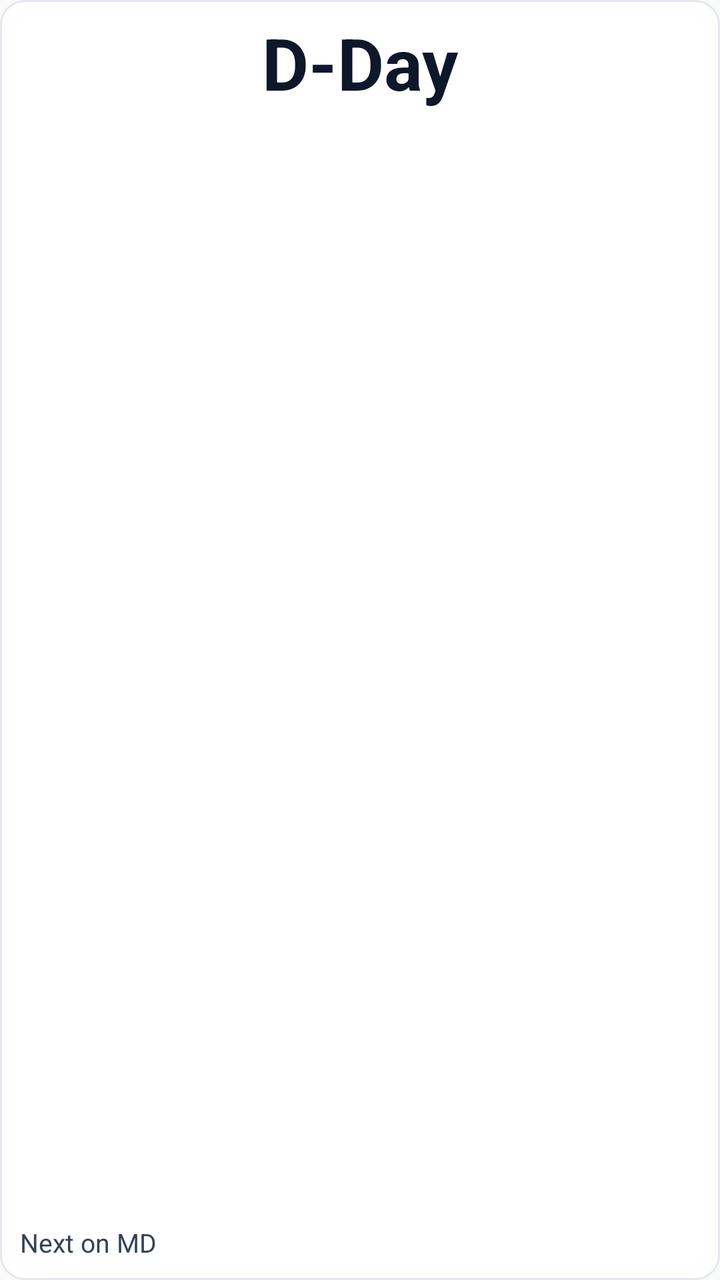
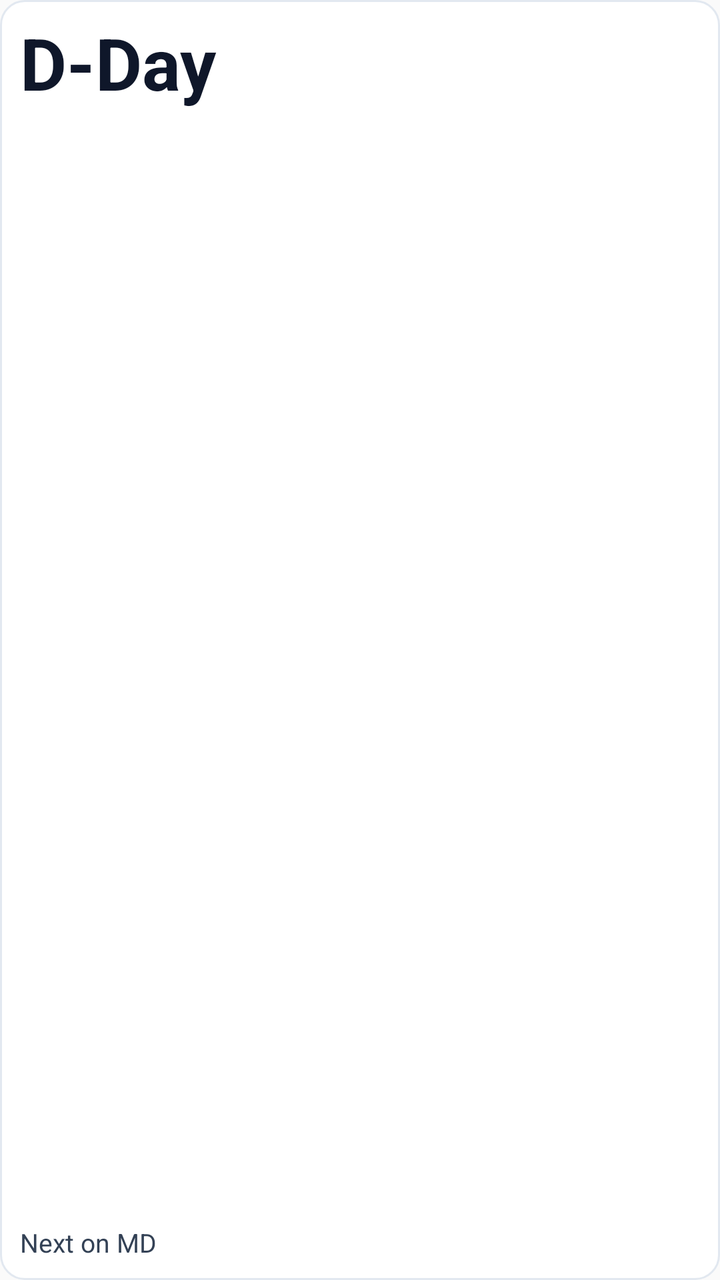

An Android layout rendered at two revisions. The XML below is the earlier revision; the diff shows what the commit changed to produce the second picture.
<!-- AndroidManifest.xml: application theme AppTheme -->
<!-- res/layout/widget_md_countdown.xml -->
<?xml version="1.0" encoding="utf-8"?>
<FrameLayout xmlns:android="http://schemas.android.com/apk/res/android"
    android:id="@+id/widget_countdown_root"
    android:layout_width="match_parent"
    android:layout_height="match_parent">

    <ImageView
        android:id="@+id/widget_countdown_bg"
        android:layout_width="match_parent"
        android:layout_height="match_parent"
        android:src="@drawable/widget_surface_crisp"
        android:scaleType="fitXY"
        android:contentDescription="" />

    <LinearLayout
        android:id="@+id/widget_countdown_content"
        android:layout_width="match_parent"
        android:layout_height="match_parent"
        android:orientation="vertical"
        android:padding="10dp">

        
        <LinearLayout
            android:id="@+id/widget_countdown_horiz_container"
            android:layout_width="match_parent"
            android:layout_height="match_parent"
            android:gravity="center"
            android:orientation="horizontal"
            android:visibility="gone">

            <TextView
                android:id="@+id/widget_countdown_horiz_value"
                android:layout_width="wrap_content"
                android:layout_height="wrap_content"
                android:gravity="center"
                android:text="D-Day"
                android:textSize="28sp"
                android:textStyle="bold"
                android:textColor="#0F172A"
                android:maxLines="1"
                android:singleLine="true"
                android:ellipsize="none"
                android:fontFeatureSettings="tnum"
                android:includeFontPadding="false" />

            <Chronometer
                android:id="@+id/widget_countdown_horiz_chronometer"
                android:layout_width="wrap_content"
                android:layout_height="wrap_content"
                android:gravity="center"
                android:countDown="true"
                android:textSize="28sp"
                android:textStyle="bold"
                android:textColor="#0F172A"
                android:fontFeatureSettings="tnum"
                android:maxLines="1"
                android:singleLine="true"
                android:ellipsize="none"
                android:includeFontPadding="false"
                android:visibility="gone" />

            <TextView
                android:id="@+id/widget_countdown_horiz_title"
                android:layout_width="wrap_content"
                android:layout_height="wrap_content"
                android:layout_marginStart="10dp"
                android:text="Next on MD"
                android:maxLines="1"
                android:ellipsize="end"
                android:textSize="13sp"
                android:textColor="#334155"
                android:visibility="gone" />
        </LinearLayout>

        
        <RelativeLayout
            android:id="@+id/widget_countdown_vert_container"
            android:layout_width="match_parent"
            android:layout_height="match_parent">

            
            <LinearLayout
                android:id="@+id/widget_countdown_top_section"
                android:layout_width="match_parent"
                android:layout_height="wrap_content"
                android:layout_alignParentTop="true"
                android:layout_centerHorizontal="true"
                android:layout_marginTop="2dp"
                android:gravity="center_horizontal"
                android:orientation="vertical">

                <TextView
                    android:id="@+id/widget_countdown_value"
                    android:layout_width="match_parent"
                    android:layout_height="wrap_content"
                    android:gravity="center_horizontal"
                    android:text="D-Day"
                    android:textSize="36sp"
                    android:textStyle="bold"
                    android:textColor="#0F172A"
                    android:maxLines="2"
                    android:ellipsize="none"
                    android:fontFeatureSettings="tnum"
                    android:includeFontPadding="false" />

                <Chronometer
                    android:id="@+id/widget_countdown_chronometer"
                    android:layout_width="match_parent"
                    android:layout_height="wrap_content"
                    android:gravity="center_horizontal"
                    android:countDown="true"
                    android:textSize="36sp"
                    android:textStyle="bold"
                    android:textColor="#0F172A"
                    android:fontFeatureSettings="tnum"
                    android:maxLines="2"
                    android:ellipsize="none"
                    android:includeFontPadding="false"
                    android:visibility="gone" />
            </LinearLayout>

            
            <LinearLayout
                android:id="@+id/widget_countdown_bottom_section"
                android:layout_width="match_parent"
                android:layout_height="wrap_content"
                android:layout_alignParentBottom="true"
                android:gravity="start"
                android:orientation="vertical">

                <TextView
                    android:id="@+id/widget_countdown_title"
                    android:layout_width="match_parent"
                    android:layout_height="wrap_content"
                    android:gravity="start"
                    android:text="Next on MD"
                    android:maxLines="2"
                    android:ellipsize="end"
                    android:textSize="13sp"
                    android:textColor="#334155" />

                <TextView
                    android:id="@+id/widget_countdown_tags"
                    android:layout_width="wrap_content"
                    android:layout_height="wrap_content"
                    android:layout_gravity="start"
                    android:gravity="start"
                    android:layout_marginTop="4dp"
                    android:text="#EventTag"
                    android:maxLines="1"
                    android:ellipsize="end"
                    android:textSize="11sp"
                    android:textStyle="bold"
                    android:textColor="#1D4ED8"
                    android:background="@drawable/widget_hashtag_pill"
                    android:paddingStart="10dp"
                    android:paddingEnd="10dp"
                    android:paddingTop="3dp"
                    android:paddingBottom="3dp"
                    android:visibility="gone" />
            </LinearLayout>

        </RelativeLayout>

    </LinearLayout>
</FrameLayout>
<!-- resources referenced by this layout -->
<resources>
  <!-- drawable widget_hashtag_pill (drawable) -->
  <?xml version="1.0" encoding="utf-8"?>
  <shape xmlns:android="http://schemas.android.com/apk/res/android"
      android:shape="rectangle">
      <solid android:color="#EFF6FF" />
      <stroke android:width="1dp" android:color="#BFDBFE" />
      <corners android:radius="100dp" />
  </shape>
  <!-- drawable widget_surface_crisp (drawable) -->
  <?xml version="1.0" encoding="utf-8"?>
  <shape xmlns:android="http://schemas.android.com/apk/res/android"
      android:shape="rectangle">
      <solid android:color="#FFFFFF" />
      <stroke android:width="1dp" android:color="#E2E8F0" />
      <corners android:radius="12dp" />
  </shape>
  <style name="AppTheme" parent="Theme.AppCompat.Light.DarkActionBar">
          
          <item name="colorPrimary">@color/colorPrimary</item>
          <item name="colorPrimaryDark">@color/colorPrimaryDark</item>
          <item name="colorAccent">@color/colorAccent</item>
      </style>
</resources>

<!-- the commit's change to res/layout/widget_md_countdown.xml (unified diff, before → after) -->
@@ -84,16 +84,16 @@
                 android:layout_width="match_parent"
                 android:layout_height="wrap_content"
                 android:layout_alignParentTop="true"
-                android:layout_centerHorizontal="true"
+                android:layout_alignParentStart="true"
                 android:layout_marginTop="2dp"
-                android:gravity="center_horizontal"
+                android:gravity="start"
                 android:orientation="vertical">
 
                 <TextView
                     android:id="@+id/widget_countdown_value"
                     android:layout_width="match_parent"
                     android:layout_height="wrap_content"
-                    android:gravity="center_horizontal"
+                    android:gravity="start"
                     android:text="D-Day"
                     android:textSize="36sp"
                     android:textStyle="bold"
@@ -107,7 +107,7 @@
                     android:id="@+id/widget_countdown_chronometer"
                     android:layout_width="match_parent"
                     android:layout_height="wrap_content"
-                    android:gravity="center_horizontal"
+                    android:gravity="start"
                     android:countDown="true"
                     android:textSize="36sp"
                     android:textStyle="bold"
